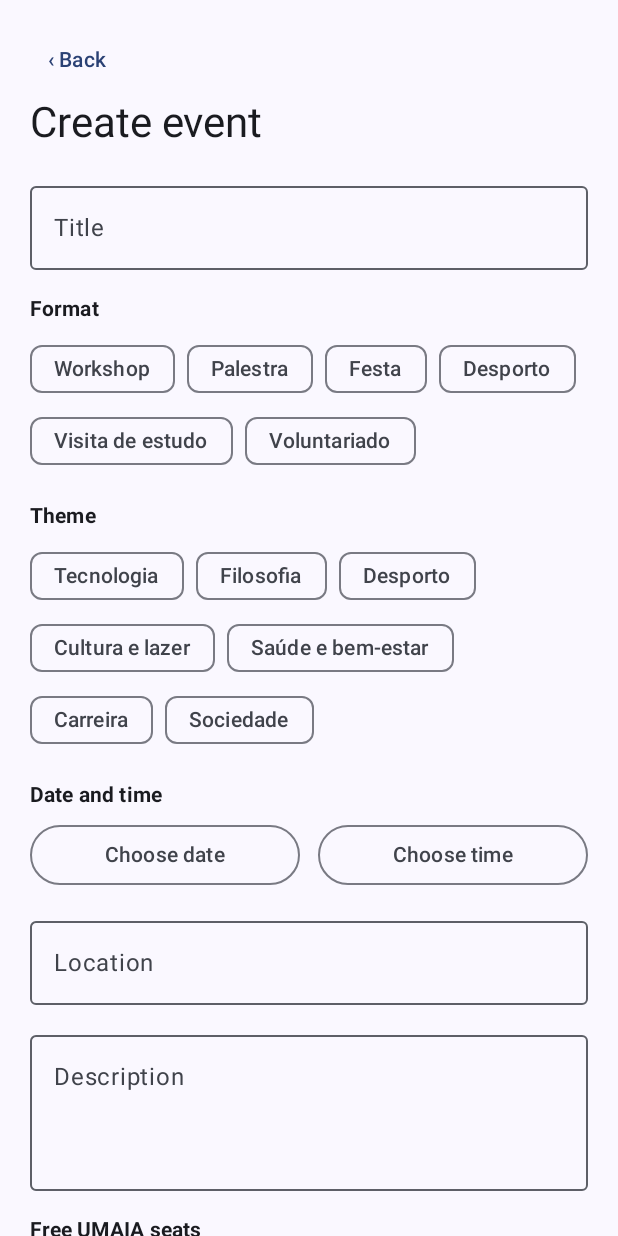
After one commit to a047152/TapEvent, an Android app built with Jetpack Compose: the CreateEventScreen screen opened through its navigation route, on a phone screen of 412 x 824 dp. The commit adds this screen. Run offline under Robolectric (Android 15) with nearby library versions, the phone set to English and light mode, and no system bars; our stand-ins replace Firebase (no records; nobody signed in at launch, a user with empty details on screens opened directly).

Commit message:
Add Create Event screen and reorganize packages

```diff
--- a/app/src/main/java/pt/umaia/tapevent/data/model/User.kt
+++ b/app/src/main/java/pt/umaia/tapevent/core/model/User.kt
@@ -1,4 +1,4 @@
-package pt.umaia.tapevent.data.model
+package pt.umaia.tapevent.core.model
 
 /** Values stored in the "role" field of users/{uid} (kept in Portuguese, as in the plan). */
 object Roles {
--- a/app/src/main/java/pt/umaia/tapevent/data/EmailRules.kt
+++ b/app/src/main/java/pt/umaia/tapevent/core/util/EmailRules.kt
@@ -1,9 +1,9 @@
-package pt.umaia.tapevent.data
+package pt.umaia.tapevent.core.util
 
 import android.util.Patterns
 
 object EmailRules {
-    /** Institutional domains accepted by the app. */
+    /** Institutional domains accepted by the app.*/
     private const val INSTITUTIONAL_DOMAIN = "umaia.pt"
 
     fun isInstitutional(email: String): Boolean {
--- a/app/src/main/java/pt/umaia/tapevent/data/TaskExtensions.kt
+++ b/app/src/main/java/pt/umaia/tapevent/core/util/TaskExtensions.kt
@@ -1,4 +1,4 @@
-package pt.umaia.tapevent.data
+package pt.umaia.tapevent.core.util
 
 import com.google.android.gms.tasks.Task
 import kotlinx.coroutines.suspendCancellableCoroutine
--- a/app/src/main/java/pt/umaia/tapevent/navigation/AppNavGraph.kt
+++ b/app/src/main/java/pt/umaia/tapevent/navigation/AppNavGraph.kt
@@ -8,14 +8,17 @@ import androidx.navigation.compose.composable
 import androidx.navigation.compose.rememberNavController
 import com.google.firebase.Firebase
 import com.google.firebase.auth.auth
-import pt.umaia.tapevent.data.model.Roles
-import pt.umaia.tapevent.ui.home.HomePlaceholderScreen
-import pt.umaia.tapevent.ui.login.LoginScreen
+import pt.umaia.tapevent.core.model.Roles
+import pt.umaia.tapevent.pages.createevent.CreateEventScreen
+import pt.umaia.tapevent.pages.home.HomeAction
+import pt.umaia.tapevent.pages.home.HomePlaceholderScreen
+import pt.umaia.tapevent.pages.login.LoginScreen
 
 object Routes {
     const val LOGIN = "login"
     const val STUDENT_HOME = "student/discover"
     const val ORGANIZER_HOME = "organizer/dashboard"
+    const val CREATE_EVENT = "organizer/create-event"
     const val ADMIN_HOME = "admin/approvals"
 
     fun homeFor(role: String): String = when (role) {
@@ -55,7 +58,19 @@ fun AppNavGraph(
             HomePlaceholderScreen(title = "Discover (student)", onSignOut = signOut)
         }
         composable(Routes.ORGANIZER_HOME) {
-            HomePlaceholderScreen(title = "Dashboard (organizer)", onSignOut = signOut)
+            HomePlaceholderScreen(
+                title = "Dashboard (organizer)",
+                onSignOut = signOut,
+                actions = listOf(
+                    HomeAction("Create event") { navController.navigate(Routes.CREATE_EVENT) }
+                )
+            )
+        }
+        composable(Routes.CREATE_EVENT) {
+            CreateEventScreen(
+                onBack = { navController.popBackStack() },
+                onSubmitted = { navController.popBackStack() }
+            )
         }
         composable(Routes.ADMIN_HOME) {
             HomePlaceholderScreen(title = "Approvals (admin)", onSignOut = signOut)
--- /dev/null
+++ b/app/src/main/java/pt/umaia/tapevent/pages/createevent/CreateEventScreen.kt
@@ -0,0 +1,254 @@
+package pt.umaia.tapevent.pages.createevent
+
+import android.widget.Toast
+import androidx.compose.foundation.layout.Arrangement
+import androidx.compose.foundation.layout.Column
+import androidx.compose.foundation.layout.ExperimentalLayoutApi
+import androidx.compose.foundation.layout.FlowRow
+import androidx.compose.foundation.layout.Row
+import androidx.compose.foundation.layout.Spacer
+import androidx.compose.foundation.layout.fillMaxSize
+import androidx.compose.foundation.layout.fillMaxWidth
+import androidx.compose.foundation.layout.height
+import androidx.compose.foundation.layout.padding
+import androidx.compose.foundation.layout.size
+import androidx.compose.foundation.rememberScrollState
+import androidx.compose.foundation.verticalScroll
+import androidx.compose.material3.Button
+import androidx.compose.material3.CircularProgressIndicator
+import androidx.compose.material3.FilterChip
+import androidx.compose.material3.MaterialTheme
+import androidx.compose.material3.OutlinedButton
+import androidx.compose.material3.OutlinedTextField
+import androidx.compose.material3.Text
+import androidx.compose.material3.TextButton
+import androidx.compose.runtime.Composable
+import androidx.compose.runtime.LaunchedEffect
+import androidx.compose.runtime.collectAsState
+import androidx.compose.runtime.getValue
+import androidx.compose.runtime.mutableStateOf
+import androidx.compose.runtime.remember
+import androidx.compose.runtime.setValue
+import androidx.compose.ui.Alignment
+import androidx.compose.ui.Modifier
+import androidx.compose.ui.platform.LocalContext
+import androidx.compose.ui.text.font.FontWeight
+import androidx.compose.ui.tooling.preview.Preview
+import androidx.compose.ui.unit.dp
+import androidx.lifecycle.viewmodel.compose.viewModel
+import pt.umaia.tapevent.core.model.EVENT_FORMATS
+import pt.umaia.tapevent.core.model.EVENT_THEMES
+import pt.umaia.tapevent.ui.theme.TapEventTheme
+import java.time.LocalDate
+import java.time.LocalTime
+import java.time.format.DateTimeFormatter
+
+/** Stateful screen: connects the ViewModel to the UI. */
+@Composable
+fun CreateEventScreen(
+    onBack: () -> Unit,
+    onSubmitted: () -> Unit,
+    modifier: Modifier = Modifier,
+    viewModel: CreateEventViewModel = viewModel()
+) {
+    val state by viewModel.uiState.collectAsState()
+    val context = LocalContext.current
+
+    LaunchedEffect(state.submitted) {
+        if (state.submitted) {
+            Toast.makeText(context, "Event sent for approval.", Toast.LENGTH_SHORT).show()
+            onSubmitted()
+        }
+    }
+
+    CreateEventContent(
+        state = state,
+        onBack = onBack,
+        onTitleChange = viewModel::onTitleChange,
+        onFormatSelect = viewModel::onFormatSelect,
+        onThemeSelect = viewModel::onThemeSelect,
+        onDateSelect = viewModel::onDateSelect,
+        onTimeSelect = viewModel::onTimeSelect,
+        onLocationChange = viewModel::onLocationChange,
+        onDescriptionChange = viewModel::onDescriptionChange,
+        onIncreaseCapacity = viewModel::increaseCapacity,
+        onDecreaseCapacity = viewModel::decreaseCapacity,
+        onSubmit = viewModel::submit,
+        modifier = modifier
+    )
+}
+
+/** Stateless UI: easy to preview and to restyle in Phase 3. */
+@OptIn(ExperimentalLayoutApi::class)
+@Composable
+fun CreateEventContent(
+    state: CreateEventUiState,
+    onBack: () -> Unit,
+    onTitleChange: (String) -> Unit,
+    onFormatSelect: (String) -> Unit,
+    onThemeSelect: (String) -> Unit,
+    onDateSelect: (LocalDate) -> Unit,
+    onTimeSelect: (LocalTime) -> Unit,
+    onLocationChange: (String) -> Unit,
+    onDescriptionChange: (String) -> Unit,
+    onIncreaseCapacity: () -> Unit,
+    onDecreaseCapacity: () -> Unit,
+    onSubmit: () -> Unit,
+    modifier: Modifier = Modifier
+) {
+    var showDatePicker by remember { mutableStateOf(false) }
+    var showTimePicker by remember { mutableStateOf(false) }
+
+    Column(
+        modifier = modifier
+            .fillMaxSize()
+            .verticalScroll(rememberScrollState())
+            .padding(horizontal = 20.dp, vertical = 16.dp)
+    ) {
+        TextButton(onClick = onBack) { Text("‹ Back") }
+        Text("Create event", style = MaterialTheme.typography.headlineMedium)
+        Spacer(Modifier.height(16.dp))
+
+        OutlinedTextField(
+            value = state.title,
+            onValueChange = onTitleChange,
+            label = { Text("Title") },
+            placeholder = { Text("E.g.: Excel workshop") },
+            singleLine = true,
+            modifier = Modifier.fillMaxWidth()
+        )
+
+        SectionLabel("Format")
+        FlowRow(horizontalArrangement = Arrangement.spacedBy(8.dp)) {
+            EVENT_FORMATS.forEach { format ->
+                FilterChip(
+                    selected = state.format == format,
+                    onClick = { onFormatSelect(format) },
+                    label = { Text(format) }
+                )
+            }
+        }
+
+        SectionLabel("Theme")
+        FlowRow(horizontalArrangement = Arrangement.spacedBy(8.dp)) {
+            EVENT_THEMES.forEach { theme ->
+                FilterChip(
+                    selected = state.theme == theme,
+                    onClick = { onThemeSelect(theme) },
+                    label = { Text(theme) }
+                )
+            }
+        }
+
+        SectionLabel("Date and time")
+        Row(horizontalArrangement = Arrangement.spacedBy(12.dp)) {
+            OutlinedButton(onClick = { showDatePicker = true }, modifier = Modifier.weight(1f)) {
+                Text(state.date?.format(DATE_FORMAT) ?: "Choose date")
+            }
+            OutlinedButton(onClick = { showTimePicker = true }, modifier = Modifier.weight(1f)) {
+                Text(state.time?.format(TIME_FORMAT) ?: "Choose time")
+            }
+        }
+
+        Spacer(Modifier.height(12.dp))
+        OutlinedTextField(
+            value = state.location,
+            onValueChange = onLocationChange,
+            label = { Text("Location") },
+            placeholder = { Text("Room or space") },
+            singleLine = true,
+            modifier = Modifier.fillMaxWidth()
+        )
+
+        Spacer(Modifier.height(12.dp))
+        OutlinedTextField(
+            value = state.description,
+            onValueChange = onDescriptionChange,
+            label = { Text("Description") },
+            placeholder = { Text("What will happen, who it is for and what to bring") },
+            minLines = 3,
+            modifier = Modifier.fillMaxWidth()
+        )
+
+        SectionLabel("Free UMAIA seats")
+        Row(verticalAlignment = Alignment.CenterVertically) {
+            OutlinedButton(onClick = onDecreaseCapacity, enabled = state.capacity > MIN_CAPACITY) {
+                Text("−")
+            }
+            Text(
+                "${state.capacity}",
+                style = MaterialTheme.typography.titleLarge,
+                modifier = Modifier.padding(horizontal = 20.dp)
+            )
+            OutlinedButton(onClick = onIncreaseCapacity) { Text("+") }
+        }
+
+        state.errorMessage?.let {
+            Spacer(Modifier.height(12.dp))
+            Text(it, color = MaterialTheme.colorScheme.error)
+        }
+
+        Spacer(Modifier.height(24.dp))
+        Button(
+            onClick = onSubmit,
+            enabled = !state.isSaving,
+            modifier = Modifier.fillMaxWidth()
+        ) {
+            if (state.isSaving) {
+                CircularProgressIndicator(modifier = Modifier.size(20.dp), strokeWidth = 2.dp)
+            } else {
+                Text("Send for approval")
+            }
+        }
+        Text(
+            "The event is only visible to students after the administration approves it.",
+            style = MaterialTheme.typography.bodySmall,
+            modifier = Modifier.padding(top = 8.dp)
+        )
+    }
+
+    if (showDatePicker) {
+        EventDatePickerDialog(
+            initialDate = state.date,
+            onConfirm = { onDateSelect(it); showDatePicker = false },
+            onDismiss = { showDatePicker = false }
+        )
+    }
+    if (showTimePicker) {
+        EventTimePickerDialog(
+            initialTime = state.time,
+            onConfirm = { onTimeSelect(it); showTimePicker = false },
+            onDismiss = { showTimePicker = false }
+        )
+    }
+}
+
+@Composable
+private fun SectionLabel(text: String) {
+    Spacer(Modifier.height(16.dp))
+    Text(text, style = MaterialTheme.typography.labelLarge, fontWeight = FontWeight.Bold)
+    Spacer(Modifier.height(6.dp))
+}
+
+private val DATE_FORMAT: DateTimeFormatter = DateTimeFormatter.ofPattern("dd/MM/yyyy")
+private val TIME_FORMAT: DateTimeFormatter = DateTimeFormatter.ofPattern("HH:mm")
+
+@Preview(showBackground = true, heightDp = 1100)
+@Composable
+private fun CreateEventPreview() {
+    TapEventTheme {
+        CreateEventContent(
+            state = CreateEventUiState(
+                title = "Excel workshop",
+                format = "Workshop",
+                theme = "Tecnologia",
+                date = LocalDate.now().plusDays(7),
+                time = LocalTime.of(18, 0),
+                location = "Room B204"
+            ),
+            onBack = {}, onTitleChange = {}, onFormatSelect = {}, onThemeSelect = {},
+            onDateSelect = {}, onTimeSelect = {}, onLocationChange = {}, onDescriptionChange = {},
+            onIncreaseCapacity = {}, onDecreaseCapacity = {}, onSubmit = {}
+        )
+    }
+}
--- /dev/null
+++ b/app/src/main/java/pt/umaia/tapevent/pages/createevent/CreateEventUiState.kt
@@ -0,0 +1,22 @@
+package pt.umaia.tapevent.pages.createevent
+
+import java.time.LocalDate
+import java.time.LocalTime
+
+const val MIN_CAPACITY = 5
+const val CAPACITY_STEP = 5
+
+data class CreateEventUiState(
+    val title: String = "",
+    val format: String? = null,
+    val theme: String? = null,
+    val date: LocalDate? = null,
+    val time: LocalTime? = null,
+    val location: String = "",
+    val description: String = "",
+    val capacity: Int = 20,
+    val isSaving: Boolean = false,
+    val errorMessage: String? = null,
+    /** True after the event was saved; the screen goes back. */
+    val submitted: Boolean = false
+)
--- a/app/src/main/java/pt/umaia/tapevent/ui/login/LoginScreen.kt
+++ b/app/src/main/java/pt/umaia/tapevent/pages/login/LoginScreen.kt
@@ -1,4 +1,4 @@
-package pt.umaia.tapevent.ui.login
+package pt.umaia.tapevent.pages.login
 
 import androidx.compose.foundation.layout.Arrangement
 import androidx.compose.foundation.layout.Column
@@ -148,7 +148,7 @@ fun LoginContent(
 private fun LoginPreview() {
     TapEventTheme {
         LoginContent(
-            state = LoginUiState(email = "aluno@teste.umaia.pt"),
+            state = LoginUiState(email = "aluno@umaia.pt"),
             onNameChange = {}, onEmailChange = {}, onPasswordChange = {},
             onSubmit = {}, onToggleMode = {}
         )
--- /dev/null
+++ b/app/src/main/java/pt/umaia/tapevent/pages/login/LoginUiState.kt
@@ -0,0 +1,12 @@
+package pt.umaia.tapevent.pages.login
+
+data class LoginUiState(
+    val name: String = "",
+    val email: String = "",
+    val password: String = "",
+    val isRegisterMode: Boolean = false,
+    val isLoading: Boolean = false,
+    val errorMessage: String? = null,
+    /** Set after a successful sign-in; the screen uses it to navigate. */
+    val signedInRole: String? = null
+)
```
Also changed, not shown: app/src/main/java/pt/umaia/tapevent/core/model/Event.kt (added, +63 -0 lines), app/src/main/java/pt/umaia/tapevent/core/repository/AuthRepository.kt (renamed from app/src/main/java/pt/umaia/tapevent/data/repository/AuthRepository.kt, +4 -4 lines), app/src/main/java/pt/umaia/tapevent/core/repository/EventRepository.kt (added, +64 -0 lines), app/src/main/java/pt/umaia/tapevent/pages/createevent/CreateEventViewModel.kt (added, +94 -0 lines), app/src/main/java/pt/umaia/tapevent/pages/createevent/EventPickers.kt (added, +79 -0 lines), app/src/main/java/pt/umaia/tapevent/pages/home/HomePlaceholderScreen.kt (renamed from app/src/main/java/pt/umaia/tapevent/ui/home/HomePlaceholderScreen.kt, +11 -2 lines), app/src/main/java/pt/umaia/tapevent/pages/login/LoginViewModel.kt (renamed from app/src/main/java/pt/umaia/tapevent/ui/login/LoginViewModel.kt, +4 -15 lines), 2 other files.
